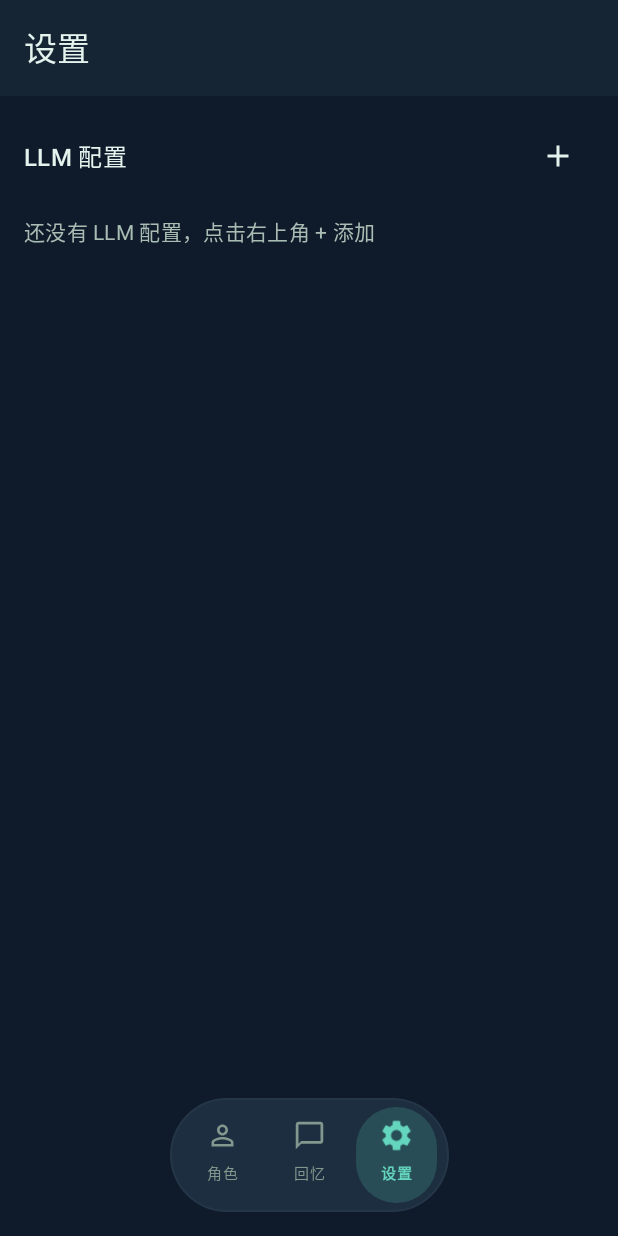
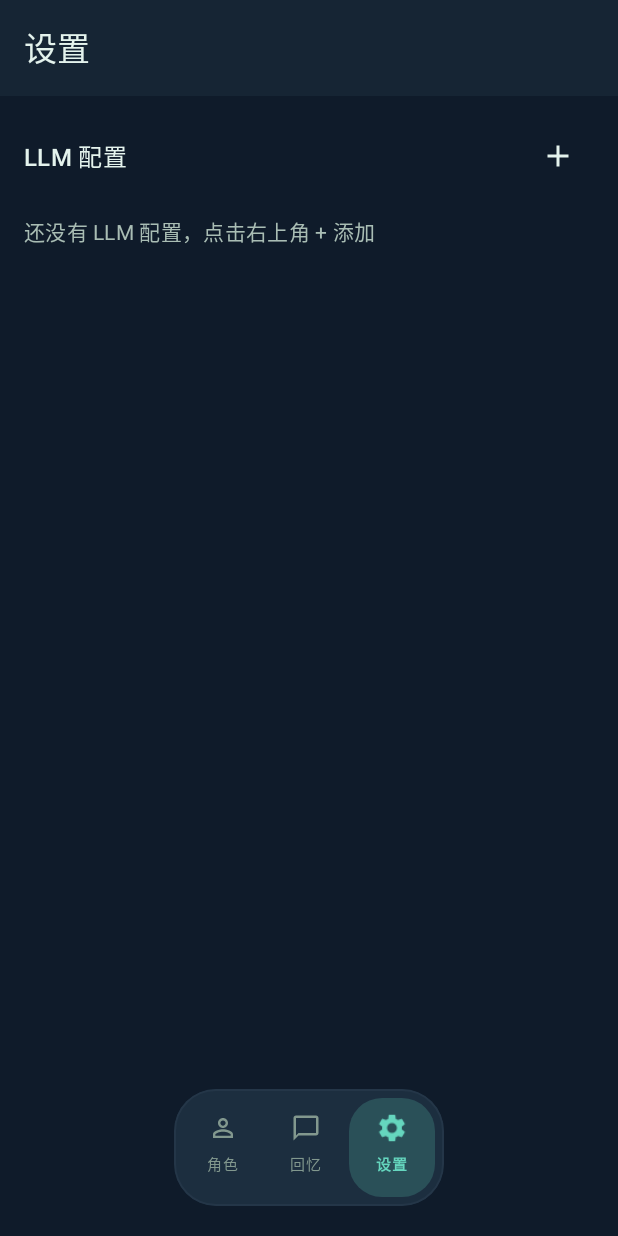
Before and after one commit to beichenxingI/Aurora, an Android app built with Jetpack Compose: the settings screen opened through its navigation route, on a phone screen of 412 x 824 dp. Run offline under Robolectric (Android 15) with nearby library versions, the phone set to English and light mode, and no system bars; our stand-ins replace Dagger/Hilt's generated code, Room's generated code, Timber; pictures from the network do not load.

Commit message:
fix: nav bar pill shape - wrap content width, inner selection pill

```diff
--- a/app/src/main/java/com/beichenxing/aurora/presentation/common/component/AuroraNavBar.kt
+++ b/app/src/main/java/com/beichenxing/aurora/presentation/common/component/AuroraNavBar.kt
@@ -1,6 +1,5 @@
 package com.beichenxing.aurora.presentation.common.component
 
-import androidx.compose.animation.core.animateDpAsState
 import androidx.compose.animation.core.animateFloatAsState
 import androidx.compose.animation.core.tween
 import androidx.compose.foundation.background
@@ -11,15 +10,11 @@ import androidx.compose.foundation.layout.Arrangement
 import androidx.compose.foundation.layout.Box
 import androidx.compose.foundation.layout.Column
 import androidx.compose.foundation.layout.Row
-import androidx.compose.foundation.layout.fillMaxWidth
-import androidx.compose.foundation.layout.height
-import androidx.compose.foundation.layout.offset
 import androidx.compose.foundation.layout.padding
 import androidx.compose.foundation.layout.size
-import androidx.compose.foundation.layout.width
+import androidx.compose.foundation.layout.wrapContentWidth
 import androidx.compose.foundation.shape.RoundedCornerShape
 import androidx.compose.material3.Icon
-import androidx.compose.material3.MaterialTheme
 import androidx.compose.material3.Text
 import androidx.compose.runtime.Composable
 import androidx.compose.runtime.getValue
@@ -42,13 +37,17 @@ data class AuroraNavItem(
 )
 
 /**
- * Aurora floating capsule navigation bar.
+ * Aurora floating pill navigation bar.
  *
- * Phase A: solid BgSoft background with Border outline + animated selection indicator
+ * Shape: compact pill, width wraps content (not full-width).
+ * Selection: inner pill highlight on selected item.
+ * Height: ~56dp.
+ *
+ * Phase A: solid BgSoft + Border + Mint highlight
  * TODO Phase B:
- *   - Replace background with RenderEffect blur (Android 12+) + GlassBg
- *   - Replace selection capsule solid color with AuroraAnimatedGradient brush
- *   - Add enter animation (slide up from bottom on first composition)
+ *   - Background: RenderEffect blur (Android 12+) + GlassBg
+ *   - Selection pill: AuroraAnimatedGradient brush
+ *   - Entrance: slide up animation on first composition
  */
 @Composable
 fun AuroraNavBar(
@@ -57,30 +56,30 @@ fun AuroraNavBar(
     onItemClick: (AuroraNavItem) -> Unit,
     modifier: Modifier = Modifier
 ) {
+    // Outer pill container — wraps content width, centered
     Box(
-        modifier = modifier
-            .fillMaxWidth()
-            .padding(horizontal = 24.dp, vertical = 16.dp),
+        modifier = modifier.padding(bottom = 20.dp),
         contentAlignment = Alignment.Center
     ) {
-        // Capsule container
-        // TODO Phase B: add BlurMask / RenderEffect here
         Row(
             modifier = Modifier
-                .clip(RoundedCornerShape(100.dp))
-                .background(AuroraColors.BgSoft)  // TODO Phase B: GlassBg
+                .wrapContentWidth()
+                .clip(RoundedCornerShape(28.dp))
+                // TODO Phase B: replace with blur + GlassBg
+                .background(AuroraColors.BgSoft)
                 .border(
                     width = 1.dp,
-                    color = AuroraColors.Border,   // TODO Phase B: GlassBorder
-                    shape = RoundedCornerShape(100.dp)
+                    // TODO Phase B: GlassBorder
+                    color = AuroraColors.Border,
+                    shape = RoundedCornerShape(28.dp)
                 )
-                .padding(horizontal = 8.dp, vertical = 6.dp),
-            horizontalArrangement = Arrangement.spacedBy(4.dp),
+                .padding(horizontal = 6.dp, vertical = 6.dp),
+            horizontalArrangement = Arrangement.spacedBy(2.dp),
             verticalAlignment = Alignment.CenterVertically
         ) {
             items.forEach { item ->
                 val isSelected = currentRoute == item.route
-                NavBarItem(
+                NavItem(
                     item = item,
                     isSelected = isSelected,
                     onClick = { onItemClick(item) }
@@ -91,33 +90,35 @@ fun AuroraNavBar(
 }
 
 @Composable
-private fun NavBarItem(
+private fun NavItem(
     item: AuroraNavItem,
     isSelected: Boolean,
     onClick: () -> Unit
 ) {
-    // Animate icon scale on selection
     val iconScale by animateFloatAsState(
         targetValue = if (isSelected) 1.1f else 1.0f,
-        animationSpec = tween(durationMillis = 250),
-        label = "iconScale_${item.route}"
+        animationSpec = tween(250),
+        label = "scale_${item.route}"
     )
 
     Box(
         modifier = Modifier
-            .clip(RoundedCornerShape(100.dp))
+            .clip(RoundedCornerShape(22.dp))
             .background(
-                // Selection highlight capsule
-                // TODO Phase B: replace with AuroraAnimatedGradient brush
-                color = if (isSelected) AuroraColors.Mint.copy(alpha = 0.18f)
-                        else AuroraColors.Transparent
+                // Inner pill for selected item
+                // TODO Phase B: AuroraAnimatedGradient brush
+                if (isSelected) AuroraColors.Mint.copy(alpha = 0.20f)
+                else AuroraColors.Transparent
             )
             .clickable(
                 indication = null,
                 interactionSource = remember { MutableInteractionSource() },
                 onClick = onClick
             )
-            .padding(horizontal = 16.dp, vertical = 8.dp),
+            .padding(
+                horizontal = if (isSelected) 18.dp else 16.dp,
+                vertical = 10.dp
+            ),
         contentAlignment = Alignment.Center
     ) {
         Column(
@@ -128,7 +129,7 @@ private fun NavBarItem(
                 imageVector = if (isSelected) item.selectedIcon else item.unselectedIcon,
                 contentDescription = item.label,
                 modifier = Modifier
-                    .size(22.dp)
+                    .size(20.dp)
                     .scale(iconScale),
                 tint = if (isSelected) AuroraColors.Mint else AuroraColors.TextMuted
             )
```
